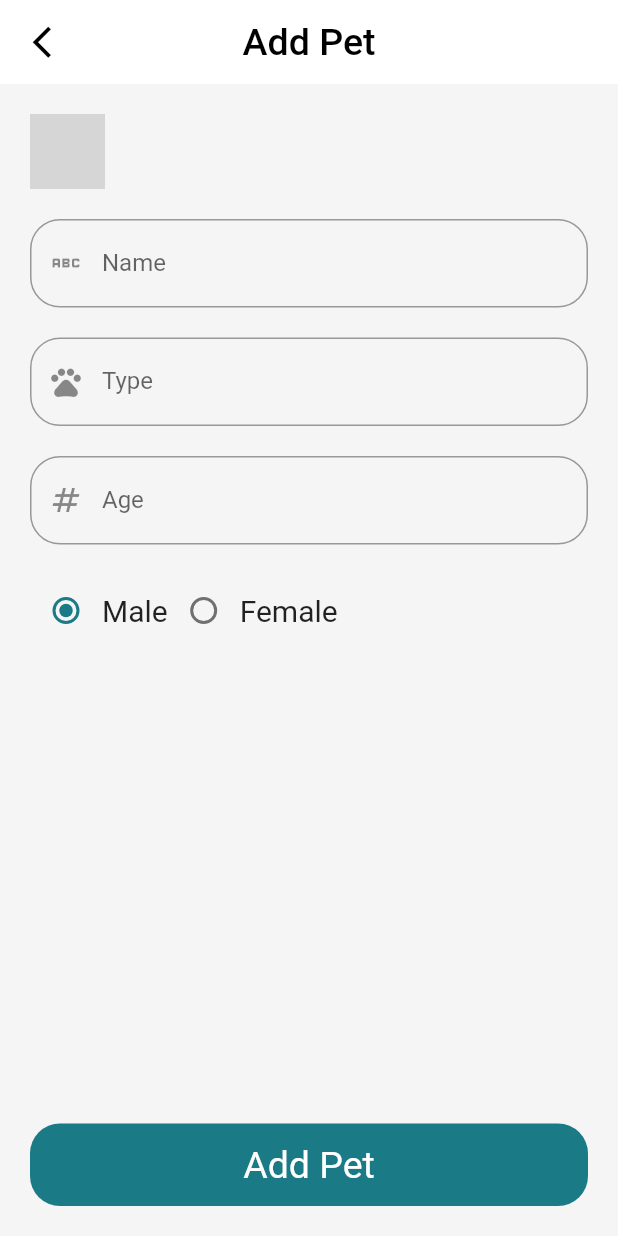
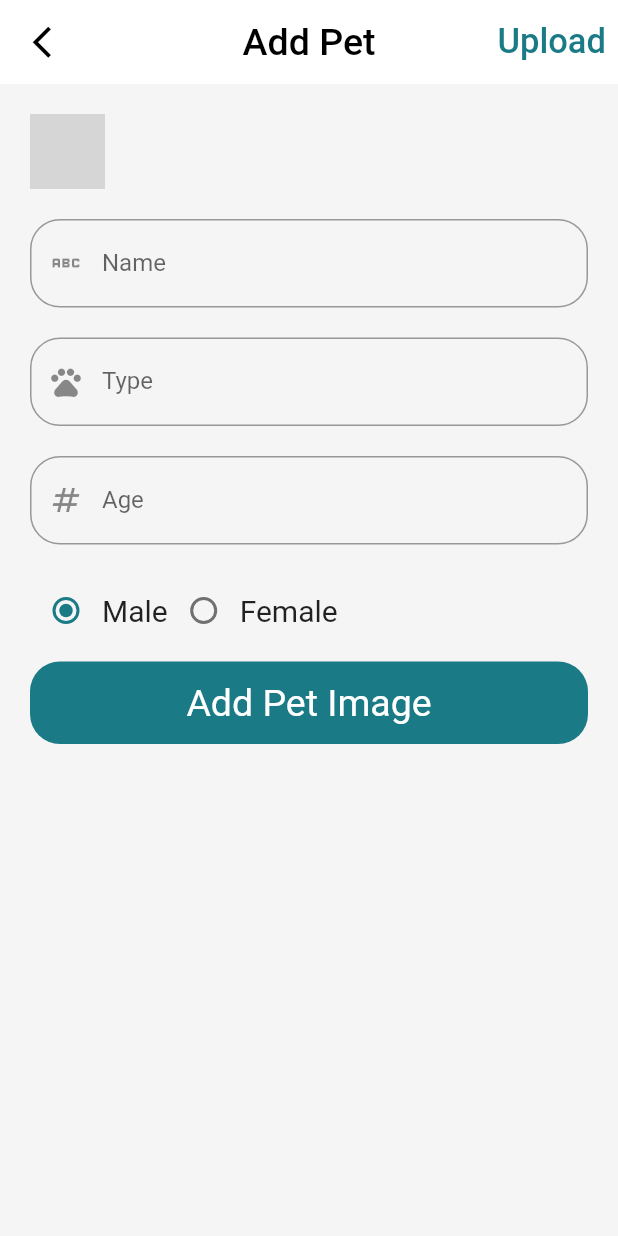
Before and after one commit to elghareny/pets_app, a Flutter app: the AddPet screen opened directly, on a phone screen of 412 x 824 dp. Run offline on Flutter 3.47's test engine with Material 2 defaults, Android fonts, the phone set to English and light mode, and no system bars; our stand-ins replace bloc, cloud_firestore, conditional_builder_null_safety, firebase_auth, firebase_core, firebase_storage and 5 more; accounts and stored records are empty; network calls fail; grey boxes are pictures that could not be loaded.

Commit message:
finish upload pet with image

```diff
--- a/lib/layout/cubit/states.dart
+++ b/lib/layout/cubit/states.dart
@@ -38,3 +38,11 @@ class GetUserErrorState extends AppStates
 
   GetUserErrorState(this.error);
 }
+
+
+
+class RemovePetImageSuccessState extends AppStates{}
+
+
+class PetImagePickedSuccessState extends AppStates{}
+class PetImagePickedErrorState extends AppStates{}
--- a/lib/modules/add_pet/add_pet.dart
+++ b/lib/modules/add_pet/add_pet.dart
@@ -26,7 +26,6 @@ class AddPet extends StatelessWidget {
         if(state is AddPetDataSuccessState)
         {
           showToast('Successful Add', ToastStates.SUCCESS);
-          Navigator.pop(context);
         }
       },
       builder: (context, state) {
@@ -48,14 +47,33 @@ class AddPet extends StatelessWidget {
                 Navigator.pop(context);
               },
             ),
+            actions: [
+              TextButton(
+              onPressed: ()
+              {
+                if(cubit.Image != null)
+                {
+                  cubit.uploadPetImage(
+                    context: context,
+                    age: ageController.text,
+                    petName: petNameController.text,
+                    type: typeController.text,
+                    gender: choseGender == 0 ? gender ='male' : gender = 'female',
+                  );
+                }
+              },
+              child: Text('Upload',style: TextStyle(fontSize: 23 , color: defaultColor),))
+            ],
           ),
           body: Padding(
             padding: const EdgeInsets.all(20.0),
+            child: SingleChildScrollView(
               child: Column(
                 children: [
-                Expanded(
-                  child: Column(
-                    children: [
+                  if(state is AddPetDataLoadingState)
+                    LinearProgressIndicator(),
+                  if(state is AddPetDataLoadingState)
+                    SizedBox(height: 10,),
                 Row(
                   children: [
                     CircleAvatar(
@@ -144,24 +162,43 @@ class AddPet extends StatelessWidget {
                       ),),
                   ],
                 ),
-                  ]),
+                if(cubit.Image != null)
+                  Stack(
+                              alignment: AlignmentDirectional.topEnd,
+                              children: [
+                                Container(
+                                  height: 300,
+                                  width: double.infinity,
+                                  decoration: BoxDecoration(
+                                      image: DecorationImage(
+                                          image: FileImage(cubit.Image!),
+                                          fit: BoxFit.cover),
+                                      borderRadius: BorderRadius.circular(4)),
+                                )
+                                ,
+                                IconButton(onPressed: ()
+                              {
+                                cubit.removePetImage();
+                              },
+                              icon: CircleAvatar(
+                                radius: 25,
+                                child: Icon(Icons.close_rounded,size: 18,))),
+                              ],
+                            ),
+                            SizedBox(
+                              height: 10,
                             ),
                   defaultButton(
-                  text: 'Add Pet',
+                    text: 'Add Pet Image',
                     backcolor: defaultColor,
                     height: 55,
                     radius: 20,
                     function: ()
                     {
-                    cubit.addPet(
-                      age: ageController.text,
-                      petName: petNameController.text,
-                      type: typeController.text,
-                      gender: choseGender == 0 ? gender ='male' : gender = 'female'
-                    );
+                      cubit.getPetImage();
                     }
                   ),
-              ],
+              ]),
             ),
           ),
         );
--- a/pubspec.yaml
+++ b/pubspec.yaml
@@ -35,11 +35,13 @@ dependencies:
   cupertino_icons: ^1.0.2
   firebase_auth: ^4.1.3
   firebase_core: ^2.3.0
+  firebase_storage: ^11.0.6
   flutter:
     sdk: flutter
   flutter_bloc: ^8.1.1
   fluttertoast: ^8.1.1
   hidden_drawer_menu: ^3.0.1
+  image_picker: ^0.8.6
   kf_drawer: ^1.2.1
   shared_preferences: ^2.0.15
 
```
Also changed, not shown: lib/layout/cubit/cubit.dart (+84 -3 lines), pubspec.lock, 1 other file. Lines whose indentation alone changed are shown as unchanged.
